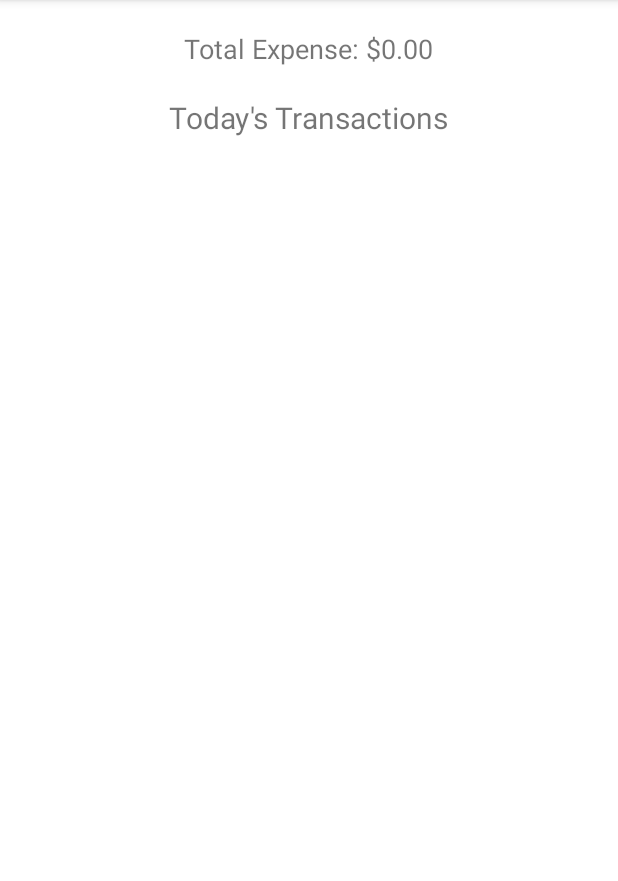
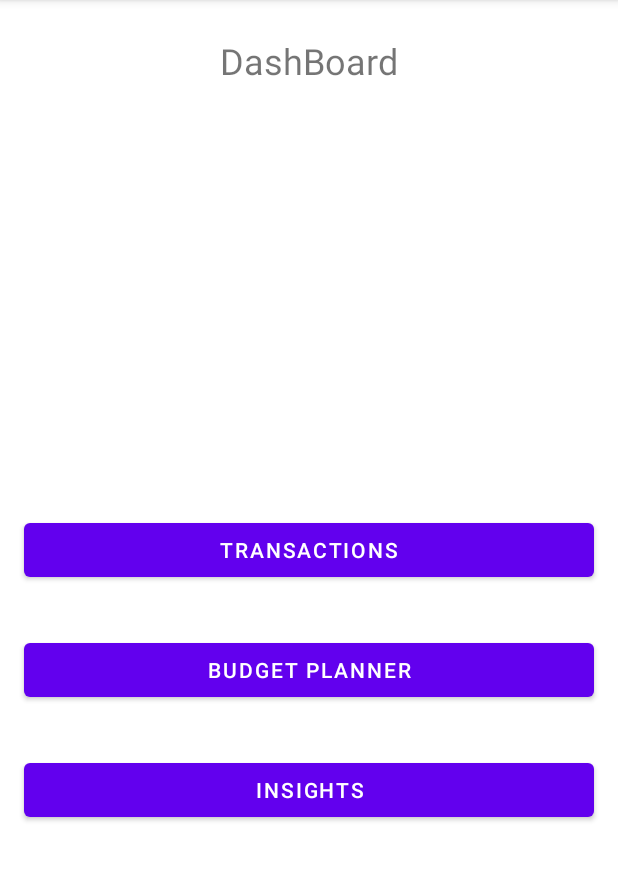
Before and after one commit to siddhesh2304/Cashflow_Compass, an Android app: the Dashboard_activity screen opened directly, with no data from a screen before it, on a phone screen of 412 x 824 dp, the part 84-965 px from its top. Run offline under Robolectric (Android 15) with nearby library versions, the phone set to English and light mode, and no system bars.

Commit message:
fixed firstrun issue and updated dashboard xml

```diff
--- a/app/src/main/res/layout/activity_dashboard.xml
+++ b/app/src/main/res/layout/activity_dashboard.xml
@@ -1,34 +1,52 @@
 <?xml version="1.0" encoding="utf-8"?>
-<RelativeLayout xmlns:android="http://schemas.android.com/apk/res/android"
+<RelativeLayout
+    xmlns:android="http://schemas.android.com/apk/res/android"
     xmlns:app="http://schemas.android.com/apk/res-auto"
     xmlns:tools="http://schemas.android.com/tools"
     android:layout_width="match_parent"
     android:layout_height="match_parent"
-    tools:context=".Dashboard_Activity">
+    tools:context=".Dashboard_activity">
 
+    <!-- Title or App Name -->
     <TextView
-        android:id="@+id/totalExpenseTextView"
+        android:id="@+id/title"
         android:layout_width="wrap_content"
         android:layout_height="wrap_content"
+        android:text="DashBoard"
         android:layout_centerHorizontal="true"
-        android:layout_marginTop="20dp"
-        android:text="Total Expense: $0.00"
-        android:textSize="18sp" />
+        android:layout_marginTop="24dp"
+        android:textSize="24sp"/>
 
-    <TextView
-        android:layout_width="wrap_content"
-        android:layout_height="wrap_content"
-        android:layout_below="@id/totalExpenseTextView"
-        android:layout_centerHorizontal="true"
-        android:layout_marginTop="20dp"
-        android:text="Today's Transactions"
-        android:textSize="20sp" />
+    <!-- Buttons for Different Processes -->
 
-    <androidx.recyclerview.widget.RecyclerView
-        android:id="@+id/transactionsRecyclerView"
+    <Button
+        android:id="@+id/transactionsButton"
         android:layout_width="match_parent"
         android:layout_height="wrap_content"
-        android:layout_below="@id/totalExpenseTextView"
-        android:layout_marginTop="10dp" />
+        android:layout_below="@+id/title"
+        android:layout_marginStart="16dp"
+        android:layout_marginTop="286dp"
+        android:layout_marginEnd="16dp"
+        android:layout_marginBottom="16dp"
+        android:text="Transactions" />
+
+    <Button
+        android:id="@+id/budgetPlannerButton"
+        android:layout_width="match_parent"
+        android:layout_height="wrap_content"
+        android:layout_below="@+id/transactionsButton"
+        android:layout_marginStart="16dp"
+        android:layout_marginTop="16dp"
+        android:layout_marginEnd="16dp"
+        android:layout_marginBottom="16dp"
+        android:text="Budget Planner" />
+
+    <Button
+        android:id="@+id/insightsButton"
+        android:layout_width="match_parent"
+        android:layout_height="wrap_content"
+        android:text="Insights"
+        android:layout_below="@+id/budgetPlannerButton"
+        android:layout_margin="16dp"/>
 
 </RelativeLayout>
```
Also changed, not shown: app/src/main/java/com/example/cashflowcompass/MainActivity.java (+29 -10 lines).
